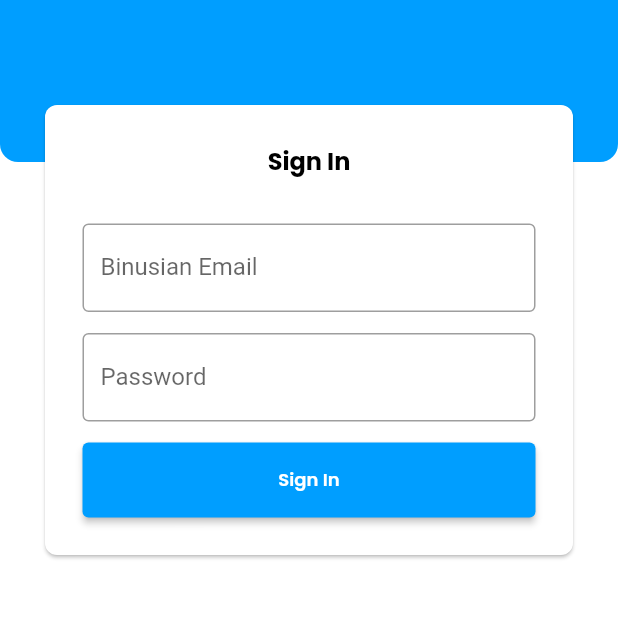
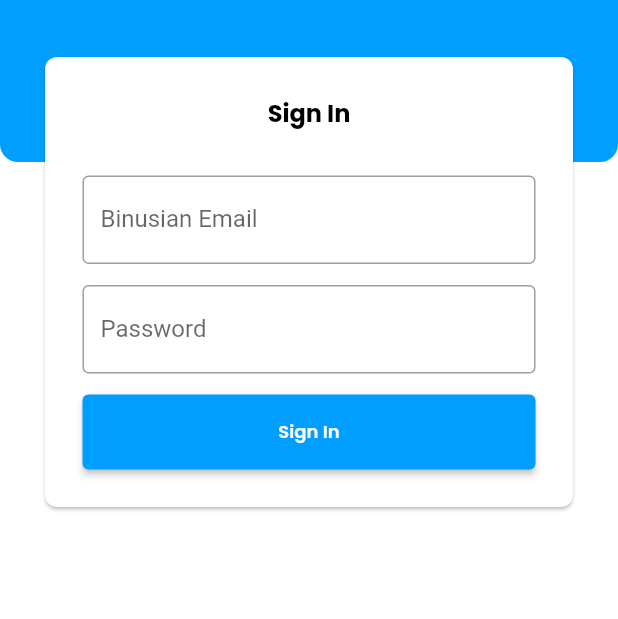
Before and after one commit to joheee/CEBR, a Flutter app: the screen it shows after launch, on a phone screen of 412 x 824 dp, the part 288-907 px from its top. Run offline on Flutter 3.47's test engine with Material 2 defaults, Android fonts, the light colour scheme and no system bars; our stand-ins replace animated_splash_screen, cloud_firestore, firebase_auth, firebase_core, firebase_database, flutter_svg and 4 more; accounts and stored records are empty.

Commit message:
bottombar and appbar of home page

```diff
--- a/lib/config/variable.dart
+++ b/lib/config/variable.dart
@@ -3,3 +3,4 @@ import 'package:flutter/material.dart';
 Color primaryColor = const Color(0xffFFFFFF);
 Color secondaryColor = const Color(0xff009EFF);
 Color bottomBarTabBackgroundColor = const Color(0xff009EFF);
+Color searchBubbleColor = const Color(0xff616161);
--- a/lib/controller/login_controller.dart
+++ b/lib/controller/login_controller.dart
@@ -34,10 +34,10 @@ void handleCurrentUser(BuildContext context) {
         LoggedUser.currRole = data!['role'];
         LoggedUser.currFullName = data['fullname'];
         LoggedUser.currStudentId = data['student_id'];
-        Navigator.of(context).push(PageTransition(child: const MaterialApp(home: Scaffold(body: HomePage())), type: PageTransitionType.fade));
+        Navigator.of(context).pushReplacement(PageTransition(child: const MaterialApp(home: Scaffold(body: HomePage())), type: PageTransitionType.fade));
       });
     } else {
-      Navigator.of(context).push(PageTransition(child: const MaterialApp(home: Scaffold(body: LoginPage())), type: PageTransitionType.fade));
+      Navigator.of(context).pushReplacement(PageTransition(child: const MaterialApp(home: Scaffold(body: LoginPage())), type: PageTransitionType.fade));
     }
   });
 }
--- a/lib/custom/header_component.dart
+++ b/lib/custom/header_component.dart
@@ -1,8 +1,10 @@
+import 'package:cebr/config/logged_user.dart';
 import 'package:cebr/config/variable.dart';
+import 'package:cebr/custom/text_component.dart';
 import 'package:flutter/material.dart';
 
-Widget loginHeader(Widget child) => Container(
-      height: 300,
+Widget loginHeader(Widget child, double height) => Container(
+      height: height,
       decoration: BoxDecoration(
           color: secondaryColor,
           borderRadius: const BorderRadius.only(
@@ -12,3 +14,18 @@ Widget loginHeader(Widget child) => Container(
         child: child,
       ),
     );
+
+Widget homeHeader() => SizedBox(
+      height: 200,
+      child: AppBar(
+        backgroundColor: secondaryColor,
+        title: textTemplate(LoggedUser.currFullName, primaryColor, 24, 'PoppinsSemiBold'),
+        centerTitle: true,
+        toolbarHeight: 120,
+        shape: const RoundedRectangleBorder(
+          borderRadius: BorderRadius.vertical(
+            bottom: Radius.circular(12.0)
+          )
+        ),
+      ),
+    );
--- a/lib/firebase/firebase_util.dart
+++ b/lib/firebase/firebase_util.dart
@@ -1,3 +1,5 @@
 import 'package:cloud_firestore/cloud_firestore.dart';
+import 'package:firebase_database/firebase_database.dart';
 
 FirebaseFirestore firestoreInstance = FirebaseFirestore.instance;
+DatabaseReference databaseInstance = FirebaseDatabase.instance.ref();
--- a/lib/pages/home.dart
+++ b/lib/pages/home.dart
@@ -1,5 +1,6 @@
 import 'package:cebr/config/logged_user.dart';
 import 'package:cebr/config/variable.dart';
+import 'package:cebr/widget/home_card.dart';
 import 'package:flutter/material.dart';
 import 'package:google_nav_bar/google_nav_bar.dart';
 import 'package:line_icons/line_icons.dart';
@@ -11,9 +12,7 @@ class HomePage extends StatelessWidget {
   Widget build(BuildContext context) {
     return MaterialApp(
       home: Scaffold(
-        body: Stack(
-          children: const [],
-        ),
+        body: const HomeCardWidget(),
         bottomNavigationBar: Container(
           padding: const EdgeInsets.all(10.0),
           decoration: BoxDecoration(color: primaryColor, boxShadow: [
--- a/lib/pages/login.dart
+++ b/lib/pages/login.dart
@@ -36,27 +36,26 @@ class _LoginPageState extends State<LoginPage> {
         resizeToAvoidBottomInset: false,
         backgroundColor: primaryColor,
         body: Stack(
+          alignment: AlignmentDirectional.topCenter,
           children: [
-              Positioned(child: loginHeader(ceirText())),
-              Positioned(
-                child: Center(
-                    child: SizedBox(
+            loginHeader(ceirText(), 300),
+            Container(
+              padding: const EdgeInsets.only(top: 200),
               child: Card(
                     margin: const EdgeInsets.all(30.0),
                     shape: RoundedRectangleBorder(
                     borderRadius: BorderRadius.circular(8)),
                     child: Container(
+                      constraints: const BoxConstraints(maxWidth: 600),
                       padding: const EdgeInsets.all(25.0),
                       child: Column(
                         mainAxisSize: MainAxisSize.min,
                         mainAxisAlignment: MainAxisAlignment.center,
                         crossAxisAlignment: CrossAxisAlignment.center,
                         children: [
-                            textTemplate(
-                                'Sign In', Colors.black, 16.0, 'PoppinsBold'),
+                          textTemplate('Sign In', Colors.black, 16.0, 'PoppinsBold'),
                           const SizedBox(height: 30),
-                            textFieldInput(
-                                binusianEmail, 'Binusian Email', false),
+                          textFieldInput(binusianEmail, 'Binusian Email', false),
                           const SizedBox(height: 14),
                           textFieldInput(password, 'Password', true),
                           const SizedBox(height: 14),
@@ -67,15 +66,16 @@ class _LoginPageState extends State<LoginPage> {
                             style: ElevatedButton.styleFrom(
                               backgroundColor: secondaryColor,
                               minimumSize: const Size.fromHeight(50)),
-                                child: textTemplate('Sign In', Colors.white,
-                                    12.0, 'PoppinsSemiBold')),
+                            child: textTemplate('Sign In', Colors.white,12.0, 'PoppinsSemiBold')
+                          ),
                         ],
                       ),
-                      )),
-                )),
+                  ),
+                )
             )
           ],
-          )),
+        )
+      ),
     );
   }
 }
```
Also changed, not shown: lib/widget/home_card.dart (added, +79 -0 lines), lib/firebase_options.dart. Lines whose indentation alone changed are shown as unchanged.
